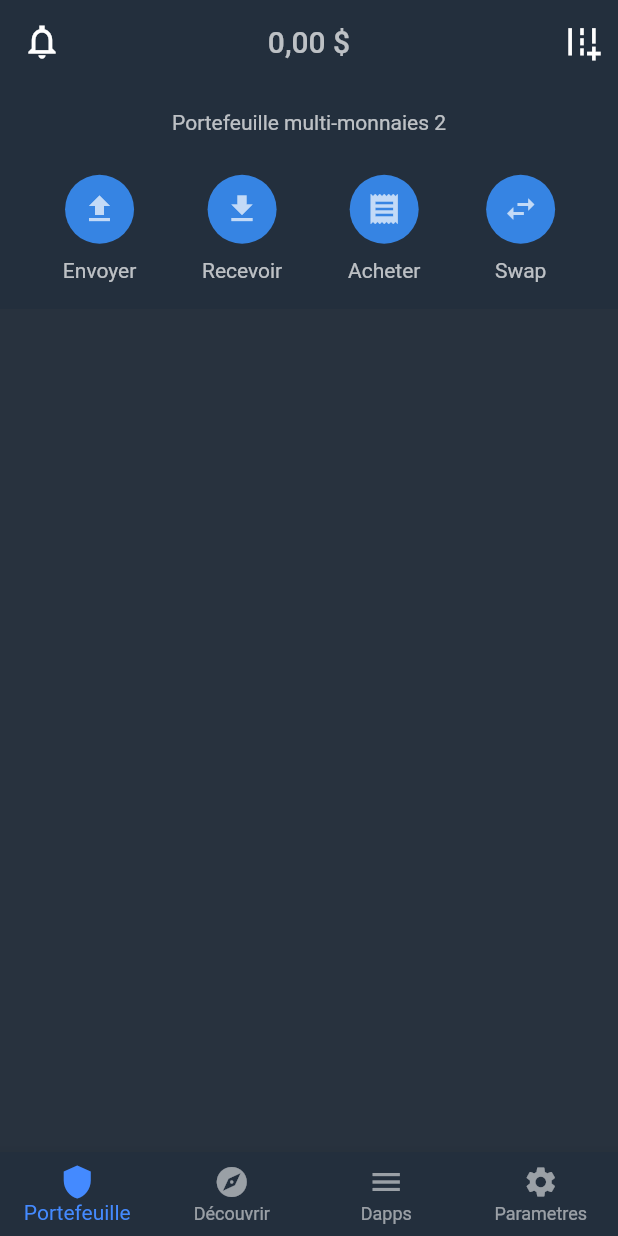
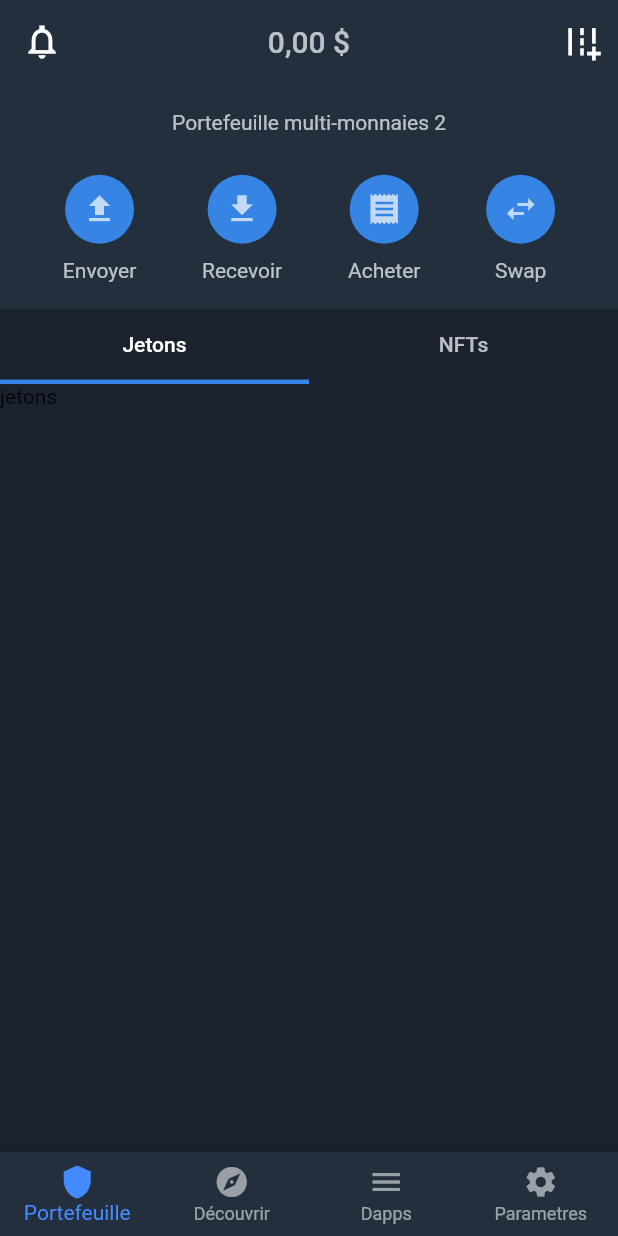
Before and after one commit to Odhey07/trust-wallet, a Flutter app: the screen it shows after launch, on a phone screen of 412 x 824 dp. Run offline on Flutter 3.47's test engine with Material 2 defaults, Android fonts, the light colour scheme and no system bars.

Commit message:
ajout de menu en haut réussi

```diff
--- a/lib/pages/portefeuille.dart
+++ b/lib/pages/portefeuille.dart
@@ -1,5 +1,7 @@
 import 'package:flutter/material.dart';
 import 'package:trustwallet/pages/portefeuille/header.dart';
+import 'package:trustwallet/pages/portefeuille/tapbar.dart';
+import 'package:trustwallet/widgets/boutDeCode.dart';
 import 'package:trustwallet/widgets/colors.dart';
 
 class PortefeuillePage extends StatefulWidget {
@@ -10,9 +12,9 @@ class PortefeuillePage extends StatefulWidget {
 class _PortefeuillePageState extends State<PortefeuillePage> {
   @override
   Widget build(BuildContext context) {
+
     return Scaffold(
-        backgroundColor: bgColor,
-        appBar: AppBar(
+          appBar : AppBar(
             elevation: 0,
             backgroundColor: bottomC,
             title: Text(
@@ -41,7 +43,11 @@ class _PortefeuillePageState extends State<PortefeuillePage> {
         body: Column(
           children: [
             HeaderPage(),
+            TabBarPage(),
           ],
-        ));
+        ),
+
+      );
+
   }
 }
--- a/lib/pages/portefeuille/tapbar.dart
+++ b/lib/pages/portefeuille/tapbar.dart
@@ -0,0 +1,57 @@
+import 'package:flutter/material.dart';
+import 'package:trustwallet/widgets/colors.dart';
+
+class TabBarPage extends StatefulWidget{
+  @override
+  _TabBarPageState createState()=> _TabBarPageState();
+}
+
+class _TabBarPageState extends State<TabBarPage> with TickerProviderStateMixin {
+
+  @override
+
+  Widget build(BuildContext context) {
+    /**
+     * le DefaultTabControllelr permet de faire une barre de navigation en haut
+     * avec un indiceur en bas selon la page
+     *
+     * le length permet de donner le nombre d'icon dans notre menu
+     * dans le scaffolf on met appbar et le bottom contient un TabBar pour le nombre
+     * de Tab en fonction de le length
+     */
+
+   late  TabController _tabcontroller;
+    return Expanded(
+      child: Scaffold(
+        backgroundColor: contenuC,
+          body: Column(
+            children: [
+              Container(
+                height: 50,
+                width: double.maxFinite,
+                child: TabBar(
+                  controller: _tabcontroller = TabController(length: 2, vsync: this),
+                    indicatorColor: iconHeaderC,
+                    indicatorWeight: 3,
+                    tabs: [
+                      Tab(text: 'Jetons',),
+                      Tab(text: 'NFTs')
+                    ]),
+              ),
+              Container(height: 200,
+                width: double.maxFinite,
+                child: TabBarView(
+                  controller: _tabcontroller,
+                  children: [
+                    Text("jetons"),
+                    Text("NTFs"),
+                  ],
+                ),
+              )
+            ],
+          ),
+      ),
+    );
+  }
+
+}
--- a/lib/widgets/colors.dart
+++ b/lib/widgets/colors.dart
@@ -4,3 +4,5 @@ Color bgColor = Color.fromRGBO(40, 50, 62, 1);
 Color bottomC = Color.fromRGBO(35, 47, 61, 1);
 Color textC = Colors.white;
 Color iconHeaderC = Color.fromRGBO(54,132,227,1);
+
+Color contenuC = Color.fromRGBO(26, 34, 45, 1);
```
Also changed, not shown: lib/pages/portefeuille/header.dart (+15 -5 lines). Lines whose indentation alone changed are shown as unchanged.
